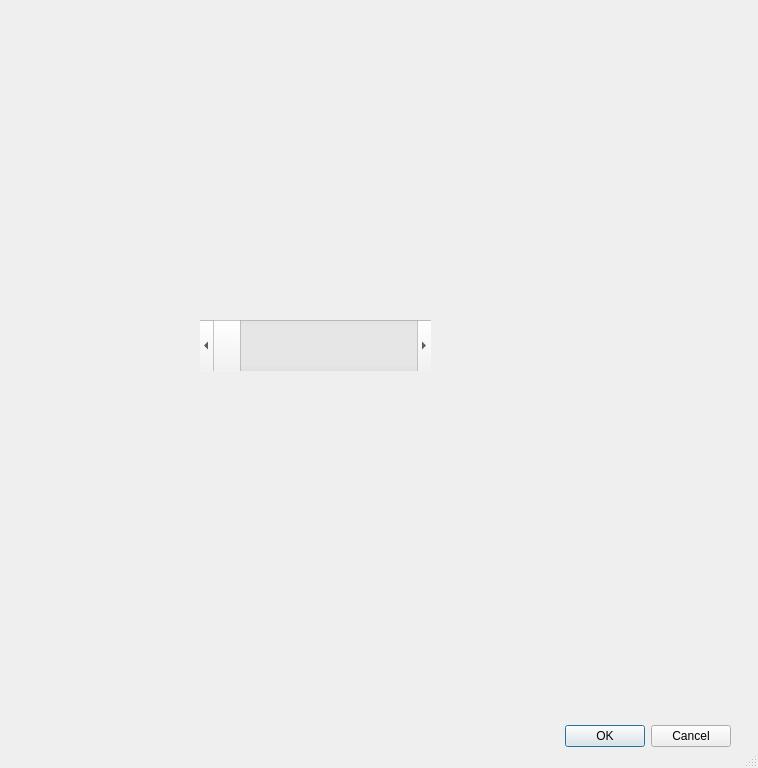
Qt form gui/configuration.ui (flajann2/mitchell-gravity-set) before a commit.
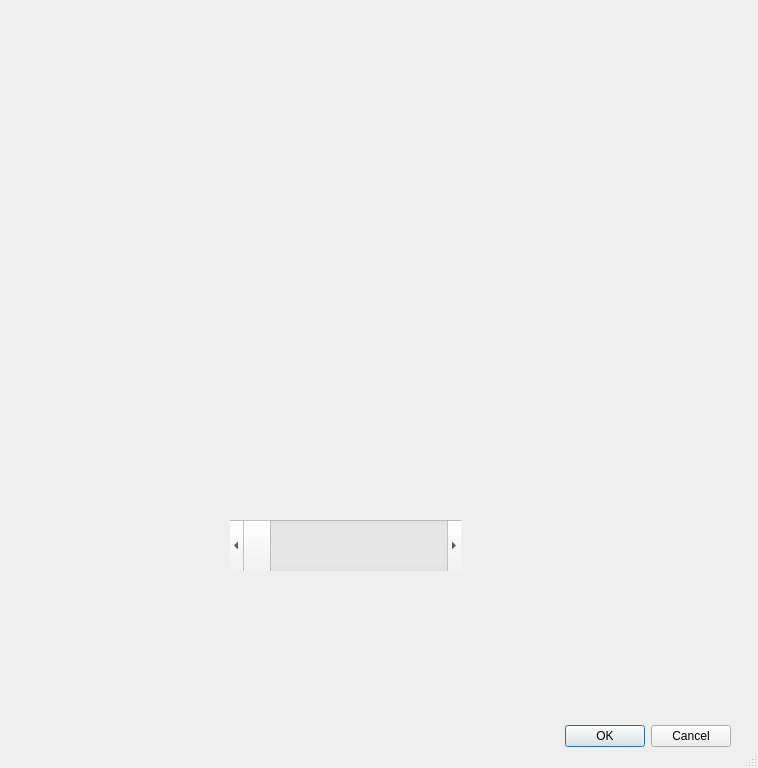
The same form after that commit.

What changed in the file:
```diff
--- a/gui/configuration.ui
+++ b/gui/configuration.ui
@@ -35,8 +35,8 @@
   <widget class="QScrollBar" name="horizontalScrollBar">
    <property name="geometry">
     <rect>
-     <x>200</x>
-     <y>320</y>
+     <x>230</x>
+     <y>520</y>
      <width>231</width>
      <height>51</height>
     </rect>
```
